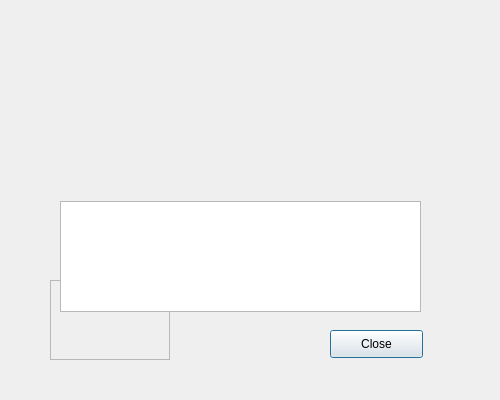
Devikarb/TIME4CLASS, file first/popup.ui: the form before one commit.
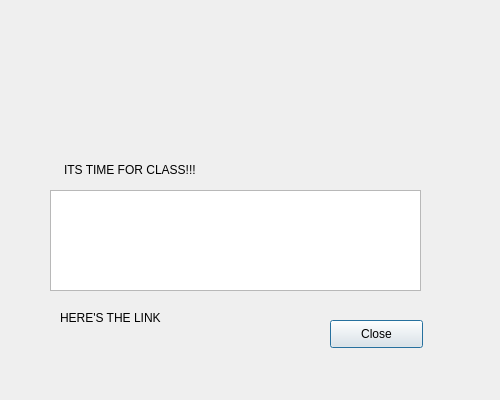
The form after the commit. Icons and pictures are not drawn.

What changed in the file:
```diff
--- a/first/popup.ui
+++ b/first/popup.ui
@@ -34,8 +34,8 @@
   <widget class="QLabel" name="label">
    <property name="geometry">
     <rect>
-     <x>60</x>
-     <y>70</y>
+     <x>70</x>
+     <y>40</y>
      <width>341</width>
      <height>81</height>
     </rect>
@@ -51,7 +51,7 @@
    <property name="geometry">
     <rect>
      <x>330</x>
-     <y>330</y>
+     <y>320</y>
      <width>93</width>
      <height>28</height>
     </rect>
@@ -60,31 +60,47 @@
     <string>Close</string>
    </property>
   </widget>
-  <widget class="QFrame" name="frame">
+  <widget class="QLabel" name="label_2">
    <property name="geometry">
     <rect>
-     <x>50</x>
-     <y>280</y>
-     <width>120</width>
-     <height>80</height>
+     <x>64</x>
+     <y>160</y>
+     <width>191</width>
+     <height>20</height>
     </rect>
    </property>
-   <property name="frameShape">
-    <enum>QFrame::StyledPanel</enum>
+   <property name="styleSheet">
+    <string notr="true">font: 75 11pt &quot;Leelawadee UI&quot;;</string>
    </property>
-   <property name="frameShadow">
-    <enum>QFrame::Raised</enum>
+   <property name="text">
+    <string>ITS TIME FOR CLASS!!!</string>
    </property>
   </widget>
   <widget class="QListView" name="listView">
    <property name="geometry">
     <rect>
+     <x>50</x>
+     <y>190</y>
+     <width>371</width>
+     <height>101</height>
+    </rect>
+   </property>
+  </widget>
+  <widget class="QLabel" name="label_3">
+   <property name="geometry">
+    <rect>
      <x>60</x>
-     <y>201</y>
-     <width>361</width>
-     <height>111</height>
+     <y>310</y>
+     <width>121</width>
+     <height>16</height>
     </rect>
    </property>
+   <property name="styleSheet">
+    <string notr="true">font: 75 8pt &quot;Meiryo UI&quot;;</string>
+   </property>
+   <property name="text">
+    <string>HERE'S THE LINK</string>
+   </property>
   </widget>
  </widget>
  <resources/>
```
